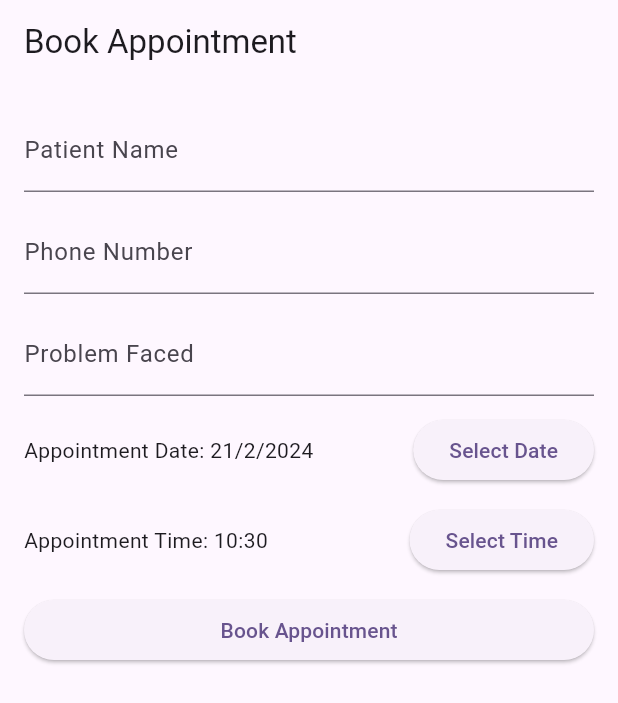
After one commit to Tusharnp16/healthify, a Flutter app: the AppointmentBookingPage screen opened directly, on a phone screen of 412 x 824 dp. The commit adds this screen. Shown: the top 703 px of the screen. Run offline on Flutter 3.47's test engine with Material 3 defaults, Android fonts, the phone set to English and light mode, and no system bars; our stand-ins replace firebase_core, firebase_storage, get, google_nav_bar, image_picker, intl_phone_number_input; accounts and stored records are empty.

Commit message:
created the Appointment booking page

```diff
--- /dev/null
+++ b/lib/bookAppointment.dart
@@ -0,0 +1,137 @@
+import 'package:flutter/material.dart';
+import 'package:flutter/cupertino.dart';
+
+void main() {
+  runApp(MyApp());
+}
+
+class MyApp extends StatelessWidget {
+  @override
+  Widget build(BuildContext context) {
+    return MaterialApp(
+      title: 'Appointment Booking',
+      theme: ThemeData(
+        primarySwatch: Colors.blue,
+      ),
+      home: AppointmentBookingPage(),
+    );
+  }
+}
+
+class AppointmentBookingPage extends StatefulWidget {
+  @override
+  _AppointmentBookingPageState createState() => _AppointmentBookingPageState();
+}
+
+class _AppointmentBookingPageState extends State<AppointmentBookingPage> {
+  String _patientName = '';
+  String _phoneNo = '';
+  String _problem = '';
+  DateTime _selectedDate = DateTime.now();
+  TimeOfDay _selectedTime = TimeOfDay.now();
+
+  Future<void> _selectDate(BuildContext context) async {
+    final DateTime? picked = await showDatePicker(
+      context: context,
+      initialDate: _selectedDate,
+      firstDate: DateTime.now(),
+      lastDate: DateTime(2101),
+    );
+    if (picked != null && picked != _selectedDate)
+      setState(() {
+        _selectedDate = picked;
+      });
+  }
+
+  Future<void> _selectTime(BuildContext context) async {
+    final TimeOfDay? picked = await showTimePicker(
+      context: context,
+      initialTime: _selectedTime,
+    );
+    if (picked != null && picked != _selectedTime)
+      setState(() {
+        _selectedTime = picked;
+      });
+  }
+
+  @override
+  Widget build(BuildContext context) {
+    return Scaffold(
+      appBar: AppBar(
+        title: Text('Book Appointment'),
+      ),
+      body: SingleChildScrollView(
+        padding: EdgeInsets.all(16.0),
+        child: Column(
+          crossAxisAlignment: CrossAxisAlignment.stretch,
+          children: <Widget>[
+            TextField(
+              decoration: InputDecoration(labelText: 'Patient Name'),
+              onChanged: (value) {
+                setState(() {
+                  _patientName = value;
+                });
+              },
+            ),
+            SizedBox(height: 12.0),
+            TextField(
+              decoration: InputDecoration(labelText: 'Phone Number'),
+              keyboardType: TextInputType.phone,
+              onChanged: (value) {
+                setState(() {
+                  _phoneNo = value;
+                });
+              },
+            ),
+            SizedBox(height: 12.0),
+            TextField(
+              decoration: InputDecoration(labelText: 'Problem Faced'),
+              onChanged: (value) {
+                setState(() {
+                  _problem = value;
+                });
+              },
+            ),
+            SizedBox(height: 12.0),
+            Row(
+              children: <Widget>[
+                Expanded(
+                  child: Text('Appointment Date: ${_selectedDate.day}/${_selectedDate.month}/${_selectedDate.year}'),
+                ),
+                ElevatedButton(
+                  onPressed: () => _selectDate(context),
+                  child: Text('Select Date'),
+                ),
+              ],
+            ),
+            SizedBox(height: 12.0),
+            Row(
+              children: <Widget>[
+                Expanded(
+                  child: Text('Appointment Time: ${_selectedTime.hour}:${_selectedTime.minute}'),
+                ),
+                ElevatedButton(
+                  onPressed: () => _selectTime(context),
+                  child: Text('Select Time'),
+                ),
+              ],
+            ),
+            SizedBox(height: 12.0),
+            ElevatedButton(
+              onPressed: () {
+                // Add your appointment booking logic here
+                print('Booking Appointment...');
+                print('Patient Name: $_patientName');
+                print('Phone Number: $_phoneNo');
+                print('Problem Faced: $_problem');
+                print('Appointment Date: $_selectedDate');
+                print('Appointment Time: $_selectedTime');
+              },
+              child: Text('Book Appointment'),
+            ),
+          ],
+        ),
+      ),
+    );
+  }
+}
--- a/lib/home.dart
+++ b/lib/home.dart
@@ -1,7 +1,7 @@
 import 'package:flutter/cupertino.dart';
 import 'package:flutter/material.dart';
 import 'package:healthify/more.dart';
-
+import 'bookAppointment.dart';
 import 'navigation_menu.dart';
 
 class home extends StatelessWidget {
@@ -121,7 +121,7 @@ class home extends StatelessWidget {
                                               context,
                                               MaterialPageRoute(
                                                   builder: (context) =>
-                                                      const NavigationMenu()),
+                                                      AppointmentBookingPage()),
                                             );
                                           },
                                         ),
```
